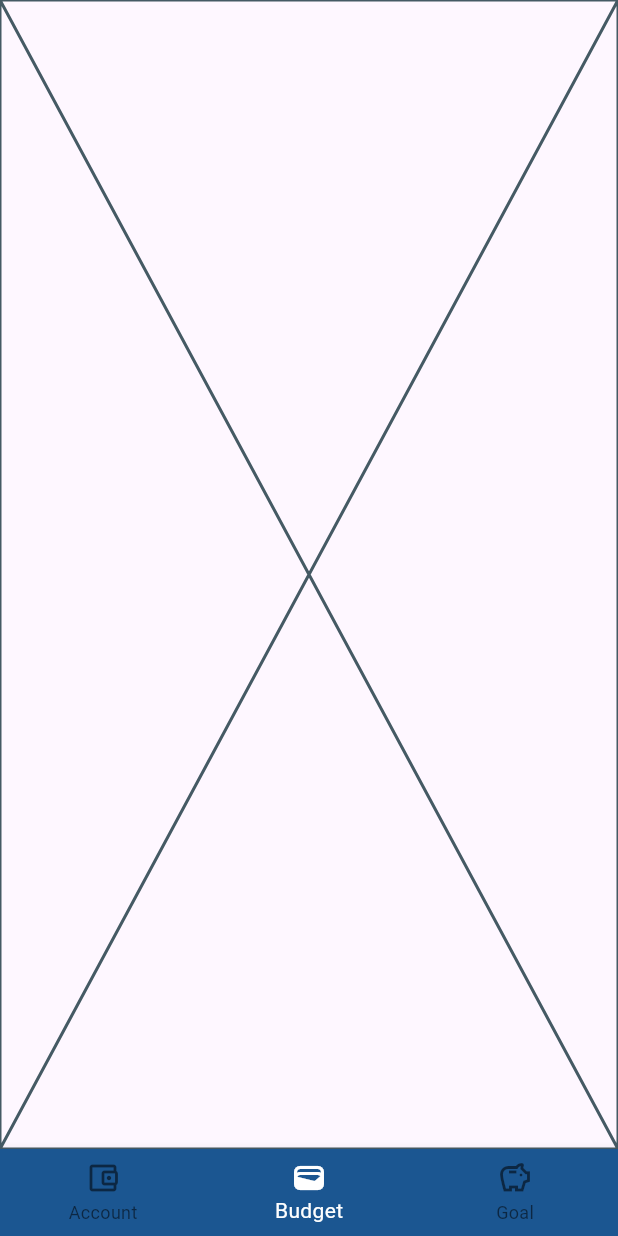
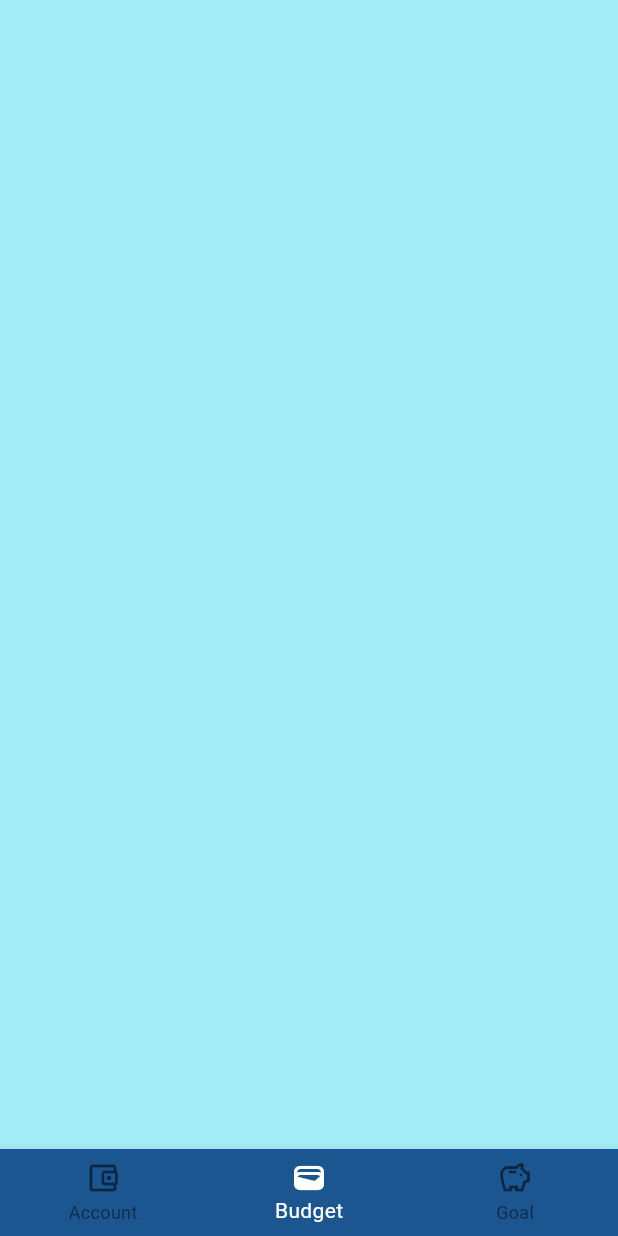
Before and after one commit to Lakshan-sithara/Dime-keeper-wallet-app-, a Flutter app: the screen it shows after launch, item 2 of the bottom bar chosen, on a phone screen of 412 x 824 dp. Run offline on Flutter 3.47's test engine with Material 3 defaults, Android fonts, the phone set to English and light mode, and no system bars; our stand-ins replace hive, hive_flutter, pie_chart; accounts and stored records are empty; statements that could not run were skipped.

Commit message:
added budget page and overviwe card
but overview card will have implemet and budget page has bug

```diff
--- /dev/null
+++ b/dime_keeper/lib/pages/budget.dart
@@ -0,0 +1,29 @@
+import 'package:expence_master/pages/expencers.dart';
+import 'package:expence_master/server/database.dart';
+import 'package:expence_master/widgets/expence_list.dart';
+import 'package:flutter/material.dart';
+
+class Budget extends StatefulWidget {
+  const Budget({Key? key}) : super(key: key);
+
+  @override
+  State<Budget> createState() => _BudgetState();
+}
+
+class _BudgetState extends State<Budget> {
+  Expencers ex = Expencers();
+  Database db = Database();
+
+  @override
+  Widget build(BuildContext context) {
+    return Scaffold(
+      body: ExpenceList(
+
+        expenceList: db.expenceList,
+        onDeleteExpence: ex.onDeleteExpence,
+      ),
+
+      backgroundColor: const Color.fromARGB(255, 163, 237, 249),
+    );
+  }
+}
--- a/dime_keeper/lib/pages/expencers.dart
+++ b/dime_keeper/lib/pages/expencers.dart
@@ -2,7 +2,7 @@ import 'package:expence_master/models/expence.dart';
 import 'package:expence_master/server/database.dart';
 import 'package:expence_master/widgets/AppBarTitleWithDateTime.dart';
 import 'package:expence_master/widgets/add_new_expence.dart';
-import 'package:expence_master/widgets/expence_list.dart';
+//import 'package:expence_master/widgets/expence_list.dart';
 import 'package:expence_master/widgets/last_recode_overviwe.dart';
 import 'package:flutter/material.dart';
 import 'package:hive/hive.dart';
@@ -11,37 +11,22 @@ import 'package:pie_chart/pie_chart.dart';
 class Expencers extends StatefulWidget {
   const Expencers({super.key});
 
+  //get onDeleteExpence => null;
+
   @override
   State<Expencers> createState() => _ExpencersState();
+
+
 }
 
 class _ExpencersState extends State<Expencers> {
   final _myBox = Hive.box('expenceDatabase');
   Database db = Database();
 
-  //expence list
-  // final List<ExpenceModel> _expenceList = [
-  //   ExpenceModel(
-  //       amount: 12.4,
-  //       title: "footBall",
-  //       date: DateTime.now(),
-  //       categary: Chatagary.leasure),
-  //   ExpenceModel(
-  //       amount: 25,
-  //       title: "bus",
-  //       date: DateTime.now(),
-  //       categary: Chatagary.travel),
-  //   ExpenceModel(
-  //       amount: 30,
-  //       title: "carrot",
-  //       date: DateTime.now(),
-  //       categary: Chatagary.food),
-  //   ExpenceModel(
-  //       amount: 20,
-  //       title: 'bag',
-  //       date: DateTime.now(),
-  //       categary: Chatagary.travel),
-  // ];
+  // void onDeleteExpence(ExpenceModel expence) {
+  //   print('Deleting expence: $expence');
+  // }
+
   //PIE chart
   Map<String, double> dataMap = {
     "Food": 0,
@@ -159,6 +144,7 @@ class _ExpencersState extends State<Expencers> {
   @override
   Widget build(BuildContext context) {
     return Scaffold(
+      //###############App Bar###############
       appBar: AppBar(
         title: const Row(
           mainAxisAlignment: MainAxisAlignment.center,
@@ -174,6 +160,7 @@ class _ExpencersState extends State<Expencers> {
         child: Column(
           crossAxisAlignment: CrossAxisAlignment.stretch,
           children: [
+            //############## Pie chart########
             Container(
               decoration: BoxDecoration(
                 color: Colors.white,
@@ -184,6 +171,7 @@ class _ExpencersState extends State<Expencers> {
             const SizedBox(
               height: 10,
             ),
+            //################ Over viwe card ##########
             Container(
               decoration: BoxDecoration(
                 borderRadius: BorderRadius.circular(20),
@@ -191,10 +179,12 @@ class _ExpencersState extends State<Expencers> {
               ),
               child: OverViweCard(),
             ),
-            ExpenceList(
-              expenceList: db.expenceList,
-              onDeleteExpence: onDeleteExpence,
-            ),
+            // ExpenceList(
+            //   expenceList: db.expenceList,
+            //   onDeleteExpence: onDeleteExpence,
+            // ),
+
+            //############# add icon ######################
             Stack(children: [
               Row(
                 crossAxisAlignment: CrossAxisAlignment.end,
--- a/dime_keeper/lib/widgets/bottom_navigation_bar.dart
+++ b/dime_keeper/lib/widgets/bottom_navigation_bar.dart
@@ -1,3 +1,4 @@
+import 'package:expence_master/pages/budget.dart';
 import 'package:expence_master/pages/expencers.dart';
 import 'package:flutter/material.dart';
 
@@ -30,7 +31,7 @@ class _BottomNavigationBarState extends State<BottomNavigationBarWidget> {
         page = Expencers();
         break;
       case 1:
-        page = Placeholder();
+        page = Budget();
         break;
       case 2:
         page = Placeholder();
--- a/dime_keeper/lib/widgets/last_recode_overviwe.dart
+++ b/dime_keeper/lib/widgets/last_recode_overviwe.dart
@@ -5,7 +5,7 @@ class OverViweCard extends StatelessWidget {
 
   @override
   Widget build(BuildContext context) {
-    return Container(
+    return Card(
       child: Column(
         children: [
           const Row(
```
